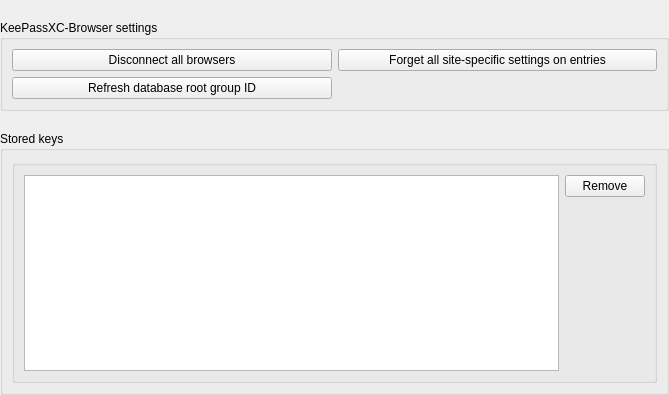
First picture: the form in src/gui/dbsettings/DatabaseSettingsWidgetBrowser.ui, repository OpenVireo/openvireo, before the edit.
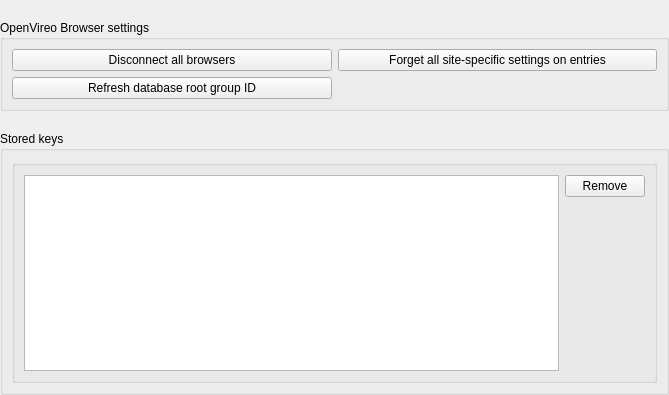
Second picture: the form after the edit. Custom widgets are drawn as their Qt base class.

Commit message: Show OpenVireo in user-visible strings and translations

The edit to the form file:
```diff
--- a/src/gui/dbsettings/DatabaseSettingsWidgetBrowser.ui
+++ b/src/gui/dbsettings/DatabaseSettingsWidgetBrowser.ui
@@ -51,7 +51,7 @@
    <item>
     <widget class="QGroupBox" name="groupBox">
      <property name="title">
-      <string>KeePassXC-Browser settings</string>
+      <string>OpenVireo Browser settings</string>
      </property>
      <layout class="QGridLayout" name="gridLayout">
       <item row="0" column="0">
```
Left out of the diff: 2 changed lines with no effect on the pictures. The commit also changes 125 other files.
